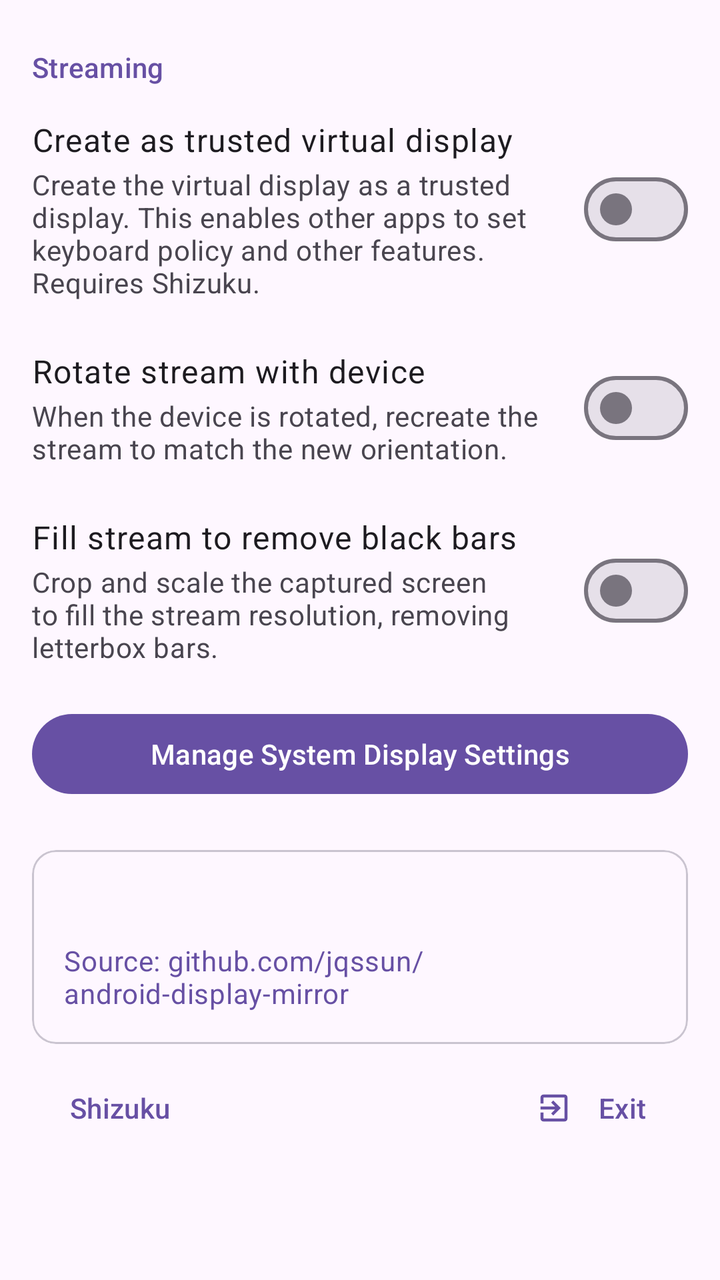
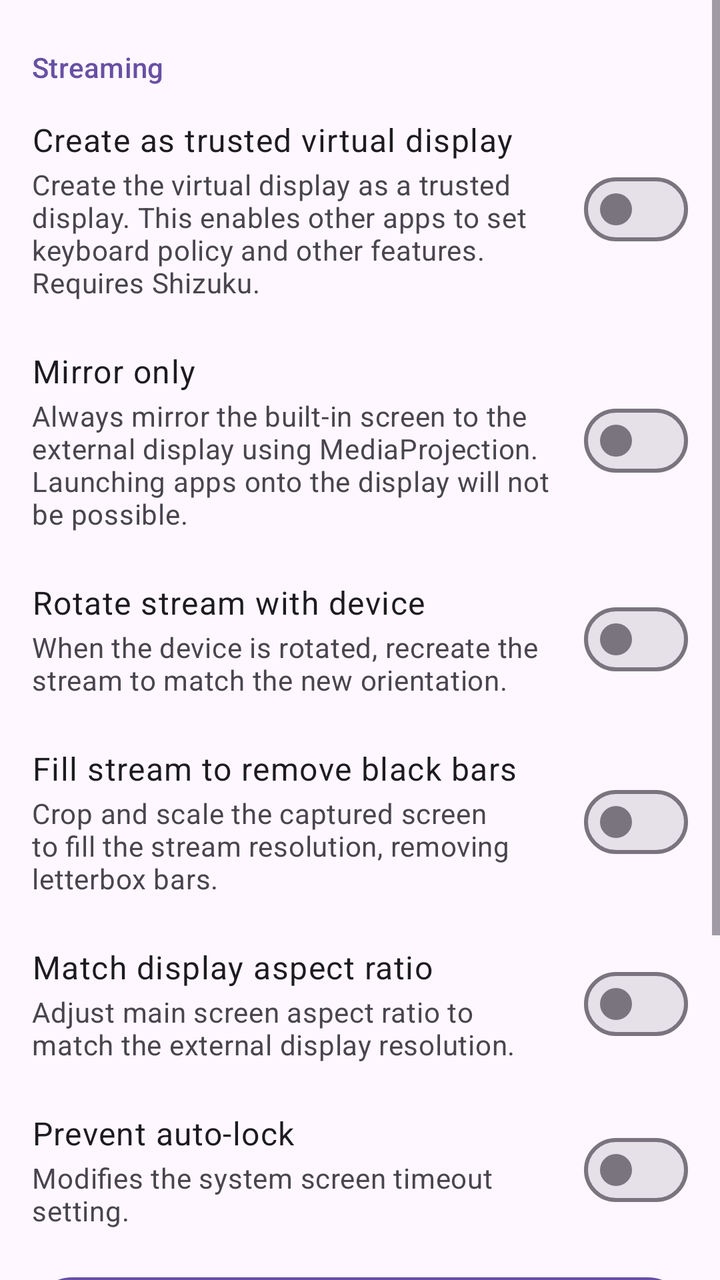

Compare the two renders of this Android layout. The source of the first and the diff that turns it into the second are given below.
<!-- AndroidManifest.xml: application theme AppTheme -->
<!-- res/layout/fragment_settings.xml -->
<?xml version="1.0" encoding="utf-8"?>
<ScrollView xmlns:android="http://schemas.android.com/apk/res/android"
    xmlns:app="http://schemas.android.com/apk/res-auto"
    android:layout_width="match_parent"
    android:layout_height="match_parent">

    <LinearLayout
        android:layout_width="match_parent"
        android:layout_height="wrap_content"
        android:orientation="vertical"
        android:paddingTop="8dp">

        
        <TextView
            android:layout_width="wrap_content"
            android:layout_height="wrap_content"
            android:paddingHorizontal="16dp"
            android:paddingTop="16dp"
            android:paddingBottom="4dp"
            android:text="@string/section_display"
            android:textAppearance="?attr/textAppearanceLabelLarge"
            android:textColor="?colorPrimary" />

        
        <LinearLayout android:layout_width="match_parent" android:layout_height="wrap_content" android:minHeight="56dp" android:orientation="horizontal" android:gravity="center_vertical" android:paddingHorizontal="16dp" android:paddingVertical="12dp">
            <LinearLayout android:layout_width="0dp" android:layout_height="wrap_content" android:layout_weight="1" android:layout_marginEnd="16dp" android:orientation="vertical">
                <TextView android:layout_width="wrap_content" android:layout_height="wrap_content" android:text="@string/trusted_display" android:textAppearance="?attr/textAppearanceBodyLarge" />
                <TextView android:layout_width="wrap_content" android:layout_height="wrap_content" android:layout_marginTop="2dp" android:text="@string/trusted_display_desc" android:textAppearance="?attr/textAppearanceBodyMedium" android:textColor="?colorOnSurfaceVariant" />
            </LinearLayout>
            <com.google.android.material.materialswitch.MaterialSwitch android:id="@+id/trusted_display_checkbox" android:layout_width="wrap_content" android:layout_height="wrap_content" />
        </LinearLayout>

        
        <LinearLayout android:layout_width="match_parent" android:layout_height="wrap_content" android:minHeight="56dp" android:orientation="horizontal" android:gravity="center_vertical" android:paddingHorizontal="16dp" android:paddingVertical="12dp">
            <LinearLayout android:layout_width="0dp" android:layout_height="wrap_content" android:layout_weight="1" android:layout_marginEnd="16dp" android:orientation="vertical">
                <TextView android:layout_width="wrap_content" android:layout_height="wrap_content" android:text="@string/auto_rotate" android:textAppearance="?attr/textAppearanceBodyLarge" />
                <TextView android:layout_width="wrap_content" android:layout_height="wrap_content" android:layout_marginTop="2dp" android:text="@string/auto_rotate_desc" android:textAppearance="?attr/textAppearanceBodyMedium" android:textColor="?colorOnSurfaceVariant" />
            </LinearLayout>
            <com.google.android.material.materialswitch.MaterialSwitch android:id="@+id/auto_rotate_checkbox" android:layout_width="wrap_content" android:layout_height="wrap_content" />
        </LinearLayout>

        
        <LinearLayout android:layout_width="match_parent" android:layout_height="wrap_content" android:minHeight="56dp" android:orientation="horizontal" android:gravity="center_vertical" android:paddingHorizontal="16dp" android:paddingVertical="12dp">
            <LinearLayout android:layout_width="0dp" android:layout_height="wrap_content" android:layout_weight="1" android:layout_marginEnd="16dp" android:orientation="vertical">
                <TextView android:layout_width="wrap_content" android:layout_height="wrap_content" android:text="@string/auto_scale_remove_bars" android:textAppearance="?attr/textAppearanceBodyLarge" />
                <TextView android:layout_width="wrap_content" android:layout_height="wrap_content" android:layout_marginTop="2dp" android:text="@string/auto_scale_remove_bars_desc" android:textAppearance="?attr/textAppearanceBodyMedium" android:textColor="?colorOnSurfaceVariant" />
            </LinearLayout>
            <com.google.android.material.materialswitch.MaterialSwitch android:id="@+id/auto_scale_checkbox" android:layout_width="wrap_content" android:layout_height="wrap_content" />
        </LinearLayout>

        <com.google.android.material.button.MaterialButton
            android:id="@+id/manage_system_display_settings_btn"
            android:layout_width="match_parent"
            android:layout_height="wrap_content"
            android:layout_marginHorizontal="16dp"
            android:layout_marginTop="8dp"
            android:text="@string/manage_system_display_settings" />

        
        <com.google.android.material.card.MaterialCardView
            android:id="@+id/about_card"
            style="@style/Widget.Material3.CardView.Outlined"
            android:layout_width="match_parent"
            android:layout_height="wrap_content"
            android:layout_marginHorizontal="16dp"
            android:layout_marginTop="24dp">

            <LinearLayout
                android:layout_width="match_parent"
                android:layout_height="wrap_content"
                android:orientation="vertical"
                android:padding="16dp">

                <TextView
                    android:id="@+id/version_text"
                    android:layout_width="match_parent"
                    android:layout_height="wrap_content"
                    android:textAppearance="?attr/textAppearanceBodyLarge" />

                <TextView
                    android:id="@+id/website_link"
                    android:layout_width="match_parent"
                    android:layout_height="wrap_content"
                    android:layout_marginTop="8dp"
                    android:text="@string/website_label"
                    android:textAppearance="?attr/textAppearanceBodyMedium"
                    android:textColor="?colorPrimary" />
            </LinearLayout>
        </com.google.android.material.card.MaterialCardView>

        <LinearLayout
            android:layout_width="match_parent"
            android:layout_height="wrap_content"
            android:orientation="horizontal"
            android:paddingHorizontal="16dp"
            android:paddingTop="8dp"
            android:paddingBottom="16dp">

            <com.google.android.material.button.MaterialButton
                android:id="@+id/shizuku_btn"
                style="@style/Widget.Material3.Button.TextButton"
                android:layout_width="wrap_content"
                android:layout_height="wrap_content"
                android:text="@string/shizuku_permission_status" />

            <Space
                android:layout_width="0dp"
                android:layout_height="wrap_content"
                android:layout_weight="1" />

            <com.google.android.material.button.MaterialButton
                android:id="@+id/exit_btn"
                style="@style/Widget.Material3.Button.TextButton"
                android:layout_width="wrap_content"
                android:layout_height="wrap_content"
                android:text="@string/exit"
                app:icon="@drawable/ic_exit" />
        </LinearLayout>

    </LinearLayout>

</ScrollView>
<!-- resources referenced by this layout -->
<resources>
  <!-- drawable ic_exit (drawable) -->
  <vector xmlns:android="http://schemas.android.com/apk/res/android"
      android:width="24dp"
      android:height="24dp"
      android:viewportWidth="24"
      android:viewportHeight="24">
      <path
          android:fillColor="@android:color/white"
          android:pathData="M10.09,15.59L11.5,17l5,-5 -5,-5 -1.41,1.41L12.67,11H3v2h9.67l-2.58,2.59zM19,3H5c-1.11,0 -2,0.9 -2,2v4h2V5h14v14H5v-4H3v4c0,1.1 0.89,2 2,2h14c1.1,0 2,-0.9 2,-2V5c0,-1.1 -0.9,-2 -2,-2z"/>
  </vector>
  <string name="auto_rotate">Rotate stream with device</string>
  <string name="auto_rotate_desc">When the device is rotated, recreate the stream to match the new orientation.</string>
  <string name="auto_scale_remove_bars">Fill stream to remove black bars</string>
  <string name="auto_scale_remove_bars_desc">Crop and scale the captured screen to fill the stream resolution, removing letterbox bars.</string>
  <string name="exit">Exit</string>
  <string name="manage_system_display_settings">Manage System Display Settings</string>
  <string name="section_display">Streaming</string>
  <string name="shizuku_permission_status">Shizuku</string>
  <string name="trusted_display">Create as trusted virtual display</string>
  <string name="trusted_display_desc">Create the virtual display as a trusted display. This enables other apps to set keyboard policy and other features. Requires Shizuku.</string>
  <string name="website_label">Source: github.com/jqssun/android-display-mirror</string>
  <style name="AppTheme" parent="Theme.Material3.DayNight.NoActionBar">
          <item name="android:statusBarColor">@android:color/transparent</item>
          <item name="android:navigationBarColor">@android:color/transparent</item>
      </style>
</resources>

<!-- the commit's change to res/layout/fragment_settings.xml (unified diff, before → after) -->
@@ -33,6 +33,15 @@
         
         <LinearLayout android:layout_width="match_parent" android:layout_height="wrap_content" android:minHeight="56dp" android:orientation="horizontal" android:gravity="center_vertical" android:paddingHorizontal="16dp" android:paddingVertical="12dp">
             <LinearLayout android:layout_width="0dp" android:layout_height="wrap_content" android:layout_weight="1" android:layout_marginEnd="16dp" android:orientation="vertical">
+                <TextView android:layout_width="wrap_content" android:layout_height="wrap_content" android:text="@string/mirror_only" android:textAppearance="?attr/textAppearanceBodyLarge" />
+                <TextView android:layout_width="wrap_content" android:layout_height="wrap_content" android:layout_marginTop="2dp" android:text="@string/mirror_only_desc" android:textAppearance="?attr/textAppearanceBodyMedium" android:textColor="?colorOnSurfaceVariant" />
+            </LinearLayout>
+            <com.google.android.material.materialswitch.MaterialSwitch android:id="@+id/mirror_only_checkbox" android:layout_width="wrap_content" android:layout_height="wrap_content" />
+        </LinearLayout>
+
+        
+        <LinearLayout android:layout_width="match_parent" android:layout_height="wrap_content" android:minHeight="56dp" android:orientation="horizontal" android:gravity="center_vertical" android:paddingHorizontal="16dp" android:paddingVertical="12dp">
+            <LinearLayout android:layout_width="0dp" android:layout_height="wrap_content" android:layout_weight="1" android:layout_marginEnd="16dp" android:orientation="vertical">
                 <TextView android:layout_width="wrap_content" android:layout_height="wrap_content" android:text="@string/auto_rotate" android:textAppearance="?attr/textAppearanceBodyLarge" />
                 <TextView android:layout_width="wrap_content" android:layout_height="wrap_content" android:layout_marginTop="2dp" android:text="@string/auto_rotate_desc" android:textAppearance="?attr/textAppearanceBodyMedium" android:textColor="?colorOnSurfaceVariant" />
             </LinearLayout>
@@ -46,6 +55,24 @@
                 <TextView android:layout_width="wrap_content" android:layout_height="wrap_content" android:layout_marginTop="2dp" android:text="@string/auto_scale_remove_bars_desc" android:textAppearance="?attr/textAppearanceBodyMedium" android:textColor="?colorOnSurfaceVariant" />
             </LinearLayout>
             <com.google.android.material.materialswitch.MaterialSwitch android:id="@+id/auto_scale_checkbox" android:layout_width="wrap_content" android:layout_height="wrap_content" />
+        </LinearLayout>
+
+        
+        <LinearLayout android:layout_width="match_parent" android:layout_height="wrap_content" android:minHeight="56dp" android:orientation="horizontal" android:gravity="center_vertical" android:paddingHorizontal="16dp" android:paddingVertical="12dp">
+            <LinearLayout android:layout_width="0dp" android:layout_height="wrap_content" android:layout_weight="1" android:layout_marginEnd="16dp" android:orientation="vertical">
+                <TextView android:layout_width="wrap_content" android:layout_height="wrap_content" android:text="@string/auto_match_aspect_ratio" android:textAppearance="?attr/textAppearanceBodyLarge" />
+                <TextView android:layout_width="wrap_content" android:layout_height="wrap_content" android:layout_marginTop="2dp" android:text="@string/auto_match_aspect_ratio_desc" android:textAppearance="?attr/textAppearanceBodyMedium" android:textColor="?colorOnSurfaceVariant" />
+            </LinearLayout>
+            <com.google.android.material.materialswitch.MaterialSwitch android:id="@+id/auto_match_aspect_ratio_checkbox" android:layout_width="wrap_content" android:layout_height="wrap_content" />
+        </LinearLayout>
+
+        
+        <LinearLayout android:layout_width="match_parent" android:layout_height="wrap_content" android:minHeight="56dp" android:orientation="horizontal" android:gravity="center_vertical" android:paddingHorizontal="16dp" android:paddingVertical="12dp">
+            <LinearLayout android:layout_width="0dp" android:layout_height="wrap_content" android:layout_weight="1" android:layout_marginEnd="16dp" android:orientation="vertical">
+                <TextView android:layout_width="wrap_content" android:layout_height="wrap_content" android:text="@string/prevent_auto_lock" android:textAppearance="?attr/textAppearanceBodyLarge" />
+                <TextView android:layout_width="wrap_content" android:layout_height="wrap_content" android:layout_marginTop="2dp" android:text="@string/prevent_auto_lock_desc" android:textAppearance="?attr/textAppearanceBodyMedium" android:textColor="?colorOnSurfaceVariant" />
+            </LinearLayout>
+            <com.google.android.material.materialswitch.MaterialSwitch android:id="@+id/prevent_auto_lock_checkbox" android:layout_width="wrap_content" android:layout_height="wrap_content" />
         </LinearLayout>
 
         <com.google.android.material.button.MaterialButton
<!-- resource entries referenced after the edit -->
@@ -10,12 +10,18 @@
           android:fillColor="@android:color/white"
           android:pathData="M10.09,15.59L11.5,17l5,-5 -5,-5 -1.41,1.41L12.67,11H3v2h9.67l-2.58,2.59zM19,3H5c-1.11,0 -2,0.9 -2,2v4h2V5h14v14H5v-4H3v4c0,1.1 0.89,2 2,2h14c1.1,0 2,-0.9 2,-2V5c0,-1.1 -0.9,-2 -2,-2z"/>
   </vector>
+  <string name="auto_match_aspect_ratio">Match display aspect ratio</string>
+  <string name="auto_match_aspect_ratio_desc">Adjust main screen aspect ratio to match the external display resolution.</string>
   <string name="auto_rotate">Rotate stream with device</string>
   <string name="auto_rotate_desc">When the device is rotated, recreate the stream to match the new orientation.</string>
   <string name="auto_scale_remove_bars">Fill stream to remove black bars</string>
   <string name="auto_scale_remove_bars_desc">Crop and scale the captured screen to fill the stream resolution, removing letterbox bars.</string>
   <string name="exit">Exit</string>
   <string name="manage_system_display_settings">Manage System Display Settings</string>
+  <string name="mirror_only">Mirror only</string>
+  <string name="mirror_only_desc">Always mirror the built-in screen to the external display using MediaProjection. Launching apps onto the display will not be possible.</string>
+  <string name="prevent_auto_lock">Prevent auto-lock</string>
+  <string name="prevent_auto_lock_desc">Modifies the system screen timeout setting.</string>
   <string name="section_display">Streaming</string>
   <string name="shizuku_permission_status">Shizuku</string>
   <string name="trusted_display">Create as trusted virtual display</string>
